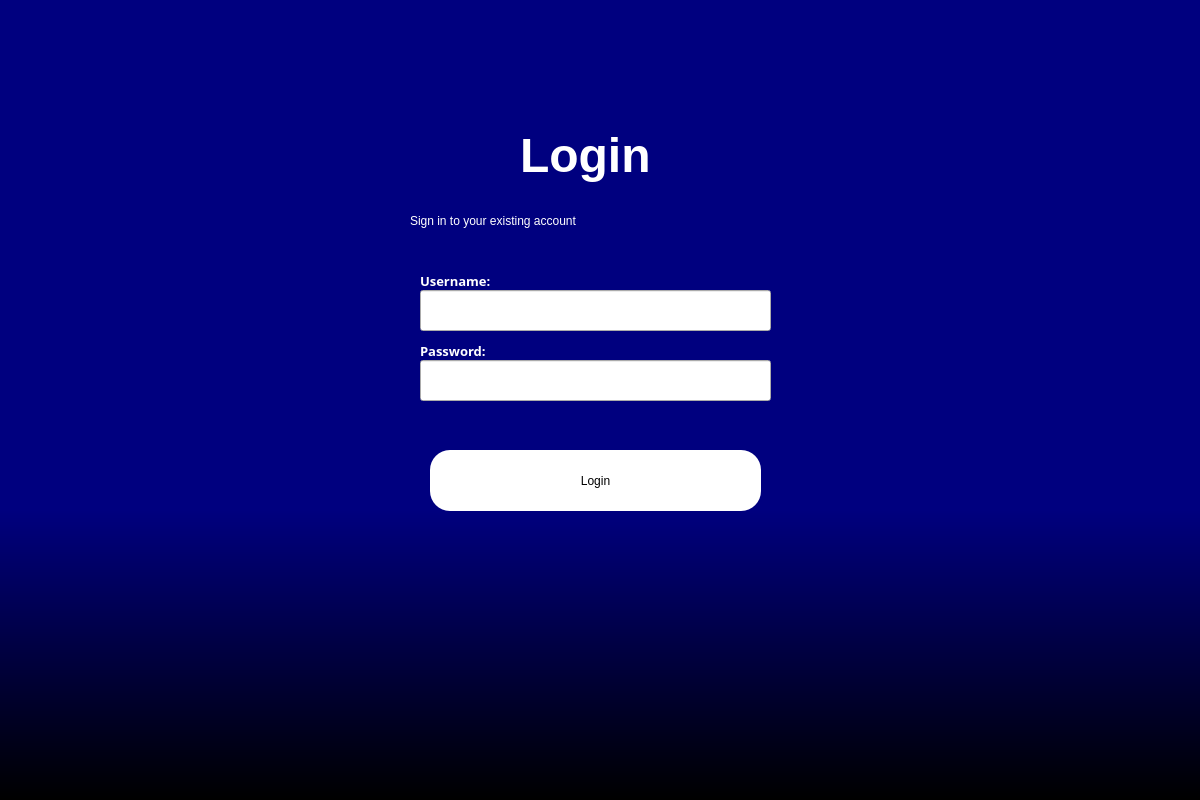
This is backend_files/login.ui in CS3250-Ctrl-Intelligence/Team-Project_Python as Qt 5 draws it before an edit. The edited form follows.
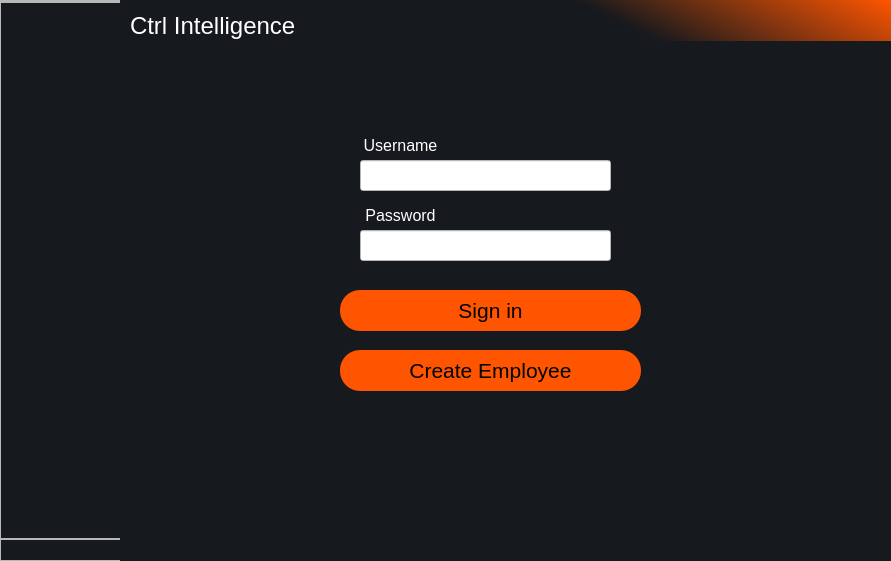
This is the edited form.

The edit to the form file:
```diff
--- a/backend_files/login.ui
+++ b/backend_files/login.ui
@@ -6,167 +6,348 @@
    <rect>
     <x>0</x>
     <y>0</y>
-    <width>1200</width>
-    <height>800</height>
+    <width>891</width>
+    <height>561</height>
    </rect>
   </property>
   <property name="windowTitle">
    <string>Dialog</string>
   </property>
-  <widget class="QWidget" name="widget" native="true">
+  <property name="styleSheet">
+   <string notr="true">#leftMenuContainer{
+	background-color:  #16191d;
+}
+#leftMenuContainer QPushButton{
+	text-align: left;
+	padding: 5px 10px;
+	border-top-left-radius: 10px;
+	border-bottom-left-radius: 10px;
+}</string>
+  </property>
+  <widget class="QWidget" name="leftMenuContainer" native="true">
    <property name="geometry">
     <rect>
      <x>0</x>
      <y>0</y>
-     <width>1201</width>
-     <height>801</height>
+     <width>123</width>
+     <height>561</height>
     </rect>
+   </property>
+   <property name="sizePolicy">
+    <sizepolicy hsizetype="Expanding" vsizetype="Preferred">
+     <horstretch>0</horstretch>
+     <verstretch>0</verstretch>
+    </sizepolicy>
+   </property>
+   <layout class="QHBoxLayout" name="horizontalLayout_3">
+    <property name="spacing">
+     <number>0</number>
+    </property>
+    <property name="leftMargin">
+     <number>0</number>
+    </property>
+    <property name="topMargin">
+     <number>0</number>
+    </property>
+    <property name="rightMargin">
+     <number>0</number>
+    </property>
+    <property name="bottomMargin">
+     <number>0</number>
+    </property>
+    <item>
+     <widget class="QWidget" name="leftMenuSubContainer" native="true">
+      <property name="sizePolicy">
+       <sizepolicy hsizetype="Preferred" vsizetype="Preferred">
+        <horstretch>0</horstretch>
+        <verstretch>0</verstretch>
+       </sizepolicy>
+      </property>
+      <layout class="QVBoxLayout" name="verticalLayout_2">
+       <property name="spacing">
+        <number>0</number>
+       </property>
+       <property name="leftMargin">
+        <number>0</number>
+       </property>
+       <property name="topMargin">
+        <number>0</number>
+       </property>
+       <property name="rightMargin">
+        <number>0</number>
+       </property>
+       <property name="bottomMargin">
+        <number>0</number>
+       </property>
+       <item>
+        <widget class="QFrame" name="frame">
+         <property name="sizePolicy">
+          <sizepolicy hsizetype="Expanding" vsizetype="Preferred">
+           <horstretch>0</horstretch>
+           <verstretch>0</verstretch>
+          </sizepolicy>
+         </property>
+         <property name="frameShape">
+          <enum>QFrame::StyledPanel</enum>
+         </property>
+         <property name="frameShadow">
+          <enum>QFrame::Raised</enum>
+         </property>
+         <layout class="QHBoxLayout" name="horizontalLayout_2">
+          <property name="spacing">
+           <number>0</number>
+          </property>
+          <property name="leftMargin">
+           <number>0</number>
+          </property>
+          <property name="topMargin">
+           <number>0</number>
+          </property>
+          <property name="rightMargin">
+           <number>0</number>
+          </property>
+          <property name="bottomMargin">
+           <number>0</number>
+          </property>
+         </layout>
+        </widget>
+       </item>
+       <item>
+        <widget class="QFrame" name="frame_2">
+         <property name="sizePolicy">
+          <sizepolicy hsizetype="Expanding" vsizetype="Expanding">
+           <horstretch>0</horstretch>
+           <verstretch>0</verstretch>
+          </sizepolicy>
+         </property>
+         <property name="frameShape">
+          <enum>QFrame::StyledPanel</enum>
+         </property>
+         <property name="frameShadow">
+          <enum>QFrame::Raised</enum>
+         </property>
+         <layout class="QVBoxLayout" name="verticalLayout_3">
+          <property name="spacing">
+           <number>0</number>
+          </property>
+          <property name="leftMargin">
+           <number>0</number>
+          </property>
+          <property name="topMargin">
+           <number>10</number>
+          </property>
+          <property name="rightMargin">
+           <number>0</number>
+          </property>
+          <property name="bottomMargin">
+           <number>10</number>
+          </property>
+          <item>
+           <spacer name="verticalSpacer">
+            <property name="orientation">
+             <enum>Qt::Vertical</enum>
+            </property>
+            <property name="sizeHint" stdset="0">
+             <size>
+              <width>20</width>
+              <height>40</height>
+             </size>
+            </property>
+           </spacer>
+          </item>
+         </layout>
+        </widget>
+       </item>
+       <item>
+        <widget class="QFrame" name="frame_3">
+         <property name="frameShape">
+          <enum>QFrame::StyledPanel</enum>
+         </property>
+         <property name="frameShadow">
+          <enum>QFrame::Raised</enum>
+         </property>
+         <layout class="QVBoxLayout" name="verticalLayout_4">
+          <property name="spacing">
+           <number>0</number>
+          </property>
+          <property name="leftMargin">
+           <number>0</number>
+          </property>
+          <property name="topMargin">
+           <number>10</number>
+          </property>
+          <property name="rightMargin">
+           <number>0</number>
+          </property>
+          <property name="bottomMargin">
+           <number>10</number>
+          </property>
+         </layout>
+        </widget>
+       </item>
+      </layout>
+     </widget>
+    </item>
+   </layout>
+  </widget>
+  <widget class="QWidget" name="mainWindow" native="true">
+   <property name="geometry">
+    <rect>
+     <x>120</x>
+     <y>40</y>
+     <width>771</width>
+     <height>521</height>
+    </rect>
+   </property>
+   <property name="sizePolicy">
+    <sizepolicy hsizetype="Expanding" vsizetype="Preferred">
+     <horstretch>0</horstretch>
+     <verstretch>0</verstretch>
+    </sizepolicy>
    </property>
    <property name="styleSheet">
-    <string notr="true">QWidget#widget{
-background-color:qlineargradient(spread:pad, x1:0, y1:0.636, x2:0, y2:0.999591, stop:0 rgba(0, 0, 127, 255), stop:0.99435 rgba(0, 0, 0, 255));}</string>
+    <string notr="true">background-color:  #16191d;
+</string>
    </property>
-   <widget class="QLabel" name="label_login">
-    <property name="enabled">
-     <bool>true</bool>
-    </property>
-    <property name="geometry">
-     <rect>
-      <x>520</x>
-      <y>120</y>
-      <width>271</width>
-      <height>71</height>
-     </rect>
-    </property>
-    <property name="font">
-     <font>
-      <pointsize>36</pointsize>
-      <italic>false</italic>
-      <bold>true</bold>
-     </font>
-    </property>
-    <property name="styleSheet">
-     <string notr="true">color:white;
-font: 900 36pt &quot;Arial Black&quot;;</string>
-    </property>
-    <property name="text">
-     <string>Login</string>
-    </property>
-   </widget>
-   <widget class="QLabel" name="label_2">
-    <property name="geometry">
-     <rect>
-      <x>410</x>
-      <y>200</y>
-      <width>421</width>
-      <height>41</height>
-     </rect>
-    </property>
-    <property name="styleSheet">
-     <string notr="true">color:white;
-font: 900 16pt &quot;Arial Black&quot;;</string>
-    </property>
-    <property name="text">
-     <string>Sign in to your existing account</string>
-    </property>
-   </widget>
-   <widget class="QPushButton" name="pushButton_login">
-    <property name="geometry">
-     <rect>
-      <x>430</x>
-      <y>450</y>
-      <width>331</width>
-      <height>61</height>
-     </rect>
-    </property>
-    <property name="styleSheet">
-     <string notr="true">border-radius:20px;
-background-color: rgb(255, 255, 255);
-font: 900 14pt &quot;Arial Black&quot;;</string>
-    </property>
-    <property name="text">
-     <string>Login</string>
-    </property>
-   </widget>
-   <widget class="QLineEdit" name="lineEdit_username">
-    <property name="geometry">
-     <rect>
-      <x>420</x>
-      <y>290</y>
-      <width>351</width>
-      <height>41</height>
-     </rect>
-    </property>
-    <property name="styleSheet">
-     <string notr="true"/>
-    </property>
-   </widget>
-   <widget class="QLineEdit" name="lineEdit_password">
-    <property name="geometry">
-     <rect>
-      <x>420</x>
-      <y>360</y>
-      <width>351</width>
-      <height>41</height>
-     </rect>
-    </property>
-    <property name="echoMode">
-     <enum>QLineEdit::Password</enum>
-    </property>
-   </widget>
    <widget class="QLabel" name="label_username">
     <property name="geometry">
      <rect>
-      <x>420</x>
-      <y>260</y>
-      <width>121</width>
-      <height>41</height>
+      <x>230</x>
+      <y>90</y>
+      <width>101</width>
+      <height>31</height>
      </rect>
     </property>
     <property name="font">
      <font>
-      <family>Arial Black</family>
-      <pointsize>10</pointsize>
-      <bold>true</bold>
+      <pointsize>12</pointsize>
      </font>
     </property>
     <property name="styleSheet">
      <string notr="true">color: rgb(255, 255, 255);</string>
     </property>
     <property name="text">
-     <string>Username:</string>
+     <string>Username</string>
+    </property>
+    <property name="alignment">
+     <set>Qt::AlignCenter</set>
+    </property>
+   </widget>
+   <widget class="QPushButton" name="goBtn">
+    <property name="geometry">
+     <rect>
+      <x>220</x>
+      <y>250</y>
+      <width>301</width>
+      <height>41</height>
+     </rect>
+    </property>
+    <property name="font">
+     <font>
+      <pointsize>16</pointsize>
+     </font>
+    </property>
+    <property name="layoutDirection">
+     <enum>Qt::LeftToRight</enum>
+    </property>
+    <property name="styleSheet">
+     <string notr="true">border-radius: 20px;
+background-color: rgb(255, 85, 0);</string>
+    </property>
+    <property name="text">
+     <string>Sign in</string>
+    </property>
+   </widget>
+   <widget class="QLineEdit" name="lineEdit_username">
+    <property name="geometry">
+     <rect>
+      <x>240</x>
+      <y>120</y>
+      <width>251</width>
+      <height>31</height>
+     </rect>
+    </property>
+    <property name="styleSheet">
+     <string notr="true">background-color: rgb(255, 255, 255);
+</string>
+    </property>
+    <property name="alignment">
+     <set>Qt::AlignCenter</set>
     </property>
    </widget>
    <widget class="QLabel" name="label_password">
     <property name="geometry">
      <rect>
-      <x>420</x>
-      <y>340</y>
-      <width>131</width>
-      <height>21</height>
+      <x>230</x>
+      <y>160</y>
+      <width>101</width>
+      <height>31</height>
      </rect>
     </property>
     <property name="font">
      <font>
-      <family>Arial Black</family>
-      <pointsize>10</pointsize>
-      <bold>true</bold>
+      <pointsize>12</pointsize>
      </font>
     </property>
     <property name="styleSheet">
      <string notr="true">color: rgb(255, 255, 255);</string>
     </property>
     <property name="text">
-     <string>Password: </string>
+     <string>Password</string>
+    </property>
+    <property name="alignment">
+     <set>Qt::AlignCenter</set>
+    </property>
+   </widget>
+   <widget class="QLineEdit" name="lineEdit_password">
+    <property name="geometry">
+     <rect>
+      <x>240</x>
+      <y>190</y>
+      <width>251</width>
+      <height>31</height>
+     </rect>
+    </property>
+    <property name="styleSheet">
+     <string notr="true">background-color: rgb(255, 255, 255);
+</string>
+    </property>
+    <property name="alignment">
+     <set>Qt::AlignCenter</set>
+    </property>
+   </widget>
+   <widget class="QPushButton" name="createBtn">
+    <property name="geometry">
+     <rect>
+      <x>220</x>
+      <y>310</y>
+      <width>301</width>
+      <height>41</height>
+     </rect>
+    </property>
+    <property name="font">
+     <font>
+      <pointsize>16</pointsize>
+     </font>
+    </property>
+    <property name="layoutDirection">
+     <enum>Qt::LeftToRight</enum>
+    </property>
+    <property name="styleSheet">
+     <string notr="true">border-radius: 20px;
+background-color: rgb(255, 85, 0);</string>
+    </property>
+    <property name="text">
+     <string>Create Employee</string>
     </property>
    </widget>
    <widget class="QLabel" name="label_result">
     <property name="geometry">
      <rect>
-      <x>420</x>
-      <y>410</y>
-      <width>341</width>
-      <height>21</height>
+      <x>250</x>
+      <y>230</y>
+      <width>231</width>
+      <height>16</height>
      </rect>
     </property>
     <property name="styleSheet">
@@ -178,6 +359,42 @@
     </property>
    </widget>
   </widget>
+  <widget class="QWidget" name="header" native="true">
+   <property name="geometry">
+    <rect>
+     <x>120</x>
+     <y>0</y>
+     <width>771</width>
+     <height>41</height>
+    </rect>
+   </property>
+   <property name="styleSheet">
+    <string notr="true">background-color:qlineargradient(spread:pad, x1:0.591, y1:0.0454545, x2:1, y2:0, stop:0  #16191d, stop:1 rgb(255, 85, 0))
+</string>
+   </property>
+   <widget class="QLabel" name="label">
+    <property name="geometry">
+     <rect>
+      <x>10</x>
+      <y>10</y>
+      <width>191</width>
+      <height>31</height>
+     </rect>
+    </property>
+    <property name="font">
+     <font>
+      <pointsize>18</pointsize>
+     </font>
+    </property>
+    <property name="styleSheet">
+     <string notr="true">color: rgb(255, 255, 255);
+background-color:  #16191d;</string>
+    </property>
+    <property name="text">
+     <string>Ctrl Intelligence</string>
+    </property>
+   </widget>
+  </widget>
  </widget>
  <resources/>
  <connections/>
```
Left out of the diff: 11 changed lines with no effect on the pictures.
